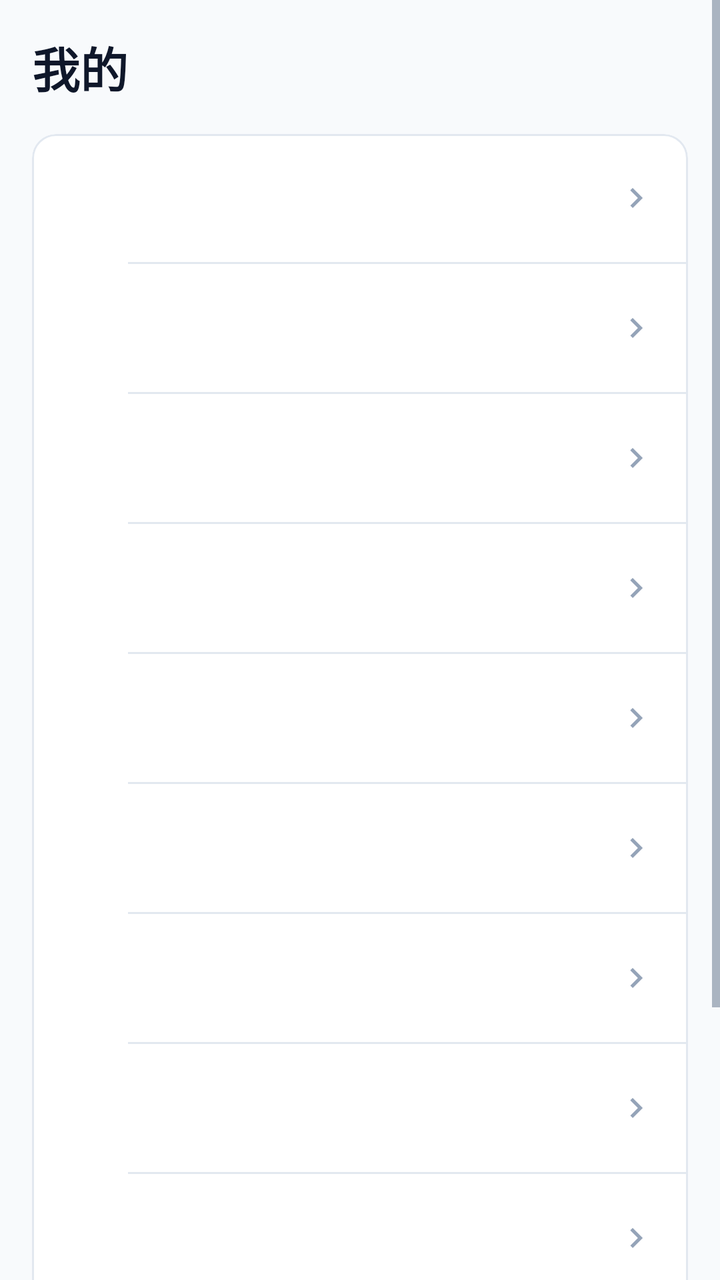
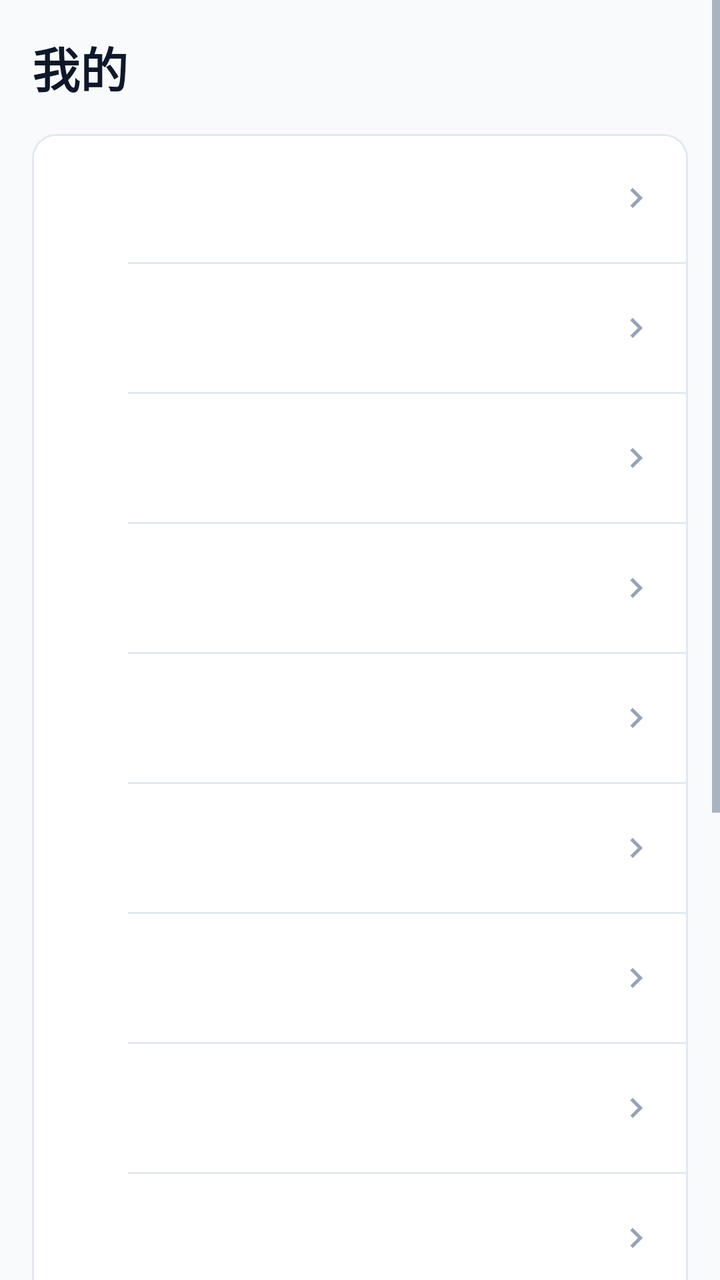

Two renders of the same Android screen: before a commit and after it. Below are the layout's source before the change and the commit's diff.
<!-- AndroidManifest.xml: application theme Theme.MinimalistBookkeeping -->
<!-- res/layout/fragment_mine.xml -->
<?xml version="1.0" encoding="utf-8"?>
<ScrollView xmlns:android="http://schemas.android.com/apk/res/android"
    xmlns:app="http://schemas.android.com/apk/res-auto"
    android:id="@+id/mineRoot"
    android:layout_width="match_parent"
    android:layout_height="match_parent"
    android:background="@color/background"
    android:clipToPadding="false"
    android:fillViewport="true">

    

    <LinearLayout
        android:layout_width="match_parent"
        android:layout_height="wrap_content"
        android:orientation="vertical"
        android:paddingStart="@dimen/page_margin"
        android:paddingTop="@dimen/spacing_lg"
        android:paddingEnd="@dimen/page_margin"
        android:paddingBottom="@dimen/spacing_xxl">

        <TextView
            android:layout_width="match_parent"
            android:layout_height="wrap_content"
            android:text="@string/mine_title"
            android:textAppearance="@style/TextAppearance.App.PageTitle" />

        <com.google.android.material.card.MaterialCardView
            style="@style/Widget.App.Card"
            android:layout_width="match_parent"
            android:layout_height="wrap_content"
            android:layout_marginTop="@dimen/spacing_lg"
            app:contentPadding="@dimen/spacing_none">

            <LinearLayout
                android:layout_width="match_parent"
                android:layout_height="wrap_content"
                android:orientation="vertical">

                <include
                    android:id="@+id/menuCategory"
                    layout="@layout/item_menu_row" />

                <View
                    style="@style/AppDivider"
                    android:layout_marginStart="@dimen/menu_divider_indent" />

                <include
                    android:id="@+id/menuAccount"
                    layout="@layout/item_menu_row" />

                <View
                    style="@style/AppDivider"
                    android:layout_marginStart="@dimen/menu_divider_indent" />

                <include
                    android:id="@+id/menuBudget"
                    layout="@layout/item_menu_row" />

                <View
                    style="@style/AppDivider"
                    android:layout_marginStart="@dimen/menu_divider_indent" />

                <include
                    android:id="@+id/menuRecurring"
                    layout="@layout/item_menu_row" />

                <View
                    style="@style/AppDivider"
                    android:layout_marginStart="@dimen/menu_divider_indent" />

                <include
                    android:id="@+id/menuAppearance"
                    layout="@layout/item_menu_row" />

                <View
                    style="@style/AppDivider"
                    android:layout_marginStart="@dimen/menu_divider_indent" />

                <include
                    android:id="@+id/menuData"
                    layout="@layout/item_menu_row" />

                <View
                    style="@style/AppDivider"
                    android:layout_marginStart="@dimen/menu_divider_indent" />

                <include
                    android:id="@+id/menuExport"
                    layout="@layout/item_menu_row" />

                <View
                    style="@style/AppDivider"
                    android:layout_marginStart="@dimen/menu_divider_indent" />

                <include
                    android:id="@+id/menuImport"
                    layout="@layout/item_menu_row" />

                <View
                    style="@style/AppDivider"
                    android:layout_marginStart="@dimen/menu_divider_indent" />

                <include
                    android:id="@+id/menuBackup"
                    layout="@layout/item_menu_row" />

                <View
                    style="@style/AppDivider"
                    android:layout_marginStart="@dimen/menu_divider_indent" />

                <include
                    android:id="@+id/menuRestore"
                    layout="@layout/item_menu_row" />

                <View
                    style="@style/AppDivider"
                    android:layout_marginStart="@dimen/menu_divider_indent" />

                <include
                    android:id="@+id/menuAbout"
                    layout="@layout/item_menu_row" />

            </LinearLayout>

        </com.google.android.material.card.MaterialCardView>

    </LinearLayout>

</ScrollView>
<!-- res/layout/item_menu_row.xml (included above) -->
<?xml version="1.0" encoding="utf-8"?>
<LinearLayout xmlns:android="http://schemas.android.com/apk/res/android"
    xmlns:app="http://schemas.android.com/apk/res-auto"
    style="@style/AppMenuRow">

    

    <ImageView
        android:id="@+id/menuIcon"
        android:layout_width="@dimen/icon_size_sm"
        android:layout_height="@dimen/icon_size_sm"
        android:importantForAccessibility="no"
        app:tint="@color/text_secondary" />

    <LinearLayout
        android:layout_width="0dp"
        android:layout_height="wrap_content"
        android:layout_marginStart="@dimen/spacing_md"
        android:layout_weight="1"
        android:orientation="vertical">

        <TextView
            android:id="@+id/menuTitle"
            android:layout_width="match_parent"
            android:layout_height="wrap_content"
            android:maxLines="1"
            android:textAppearance="@style/TextAppearance.App.Body" />

        <TextView
            android:id="@+id/menuSubtitle"
            android:layout_width="match_parent"
            android:layout_height="wrap_content"
            android:layout_marginTop="@dimen/spacing_xxs"
            android:maxLines="1"
            android:textAppearance="@style/TextAppearance.App.Caption" />

    </LinearLayout>

    <ImageView
        android:layout_width="@dimen/icon_size_sm"
        android:layout_height="@dimen/icon_size_sm"
        android:importantForAccessibility="no"
        android:src="@drawable/ic_chevron_right"
        app:tint="@color/text_tertiary" />

</LinearLayout>
<!-- resources referenced by this layout -->
<resources>
  <color name="background">#F8FAFC</color>
  <color name="text_secondary">#64748B</color>
  <color name="text_tertiary">#94A3B8</color>
  <dimen name="icon_size_sm">20dp</dimen>
  <dimen name="menu_divider_indent">48dp</dimen>
  <dimen name="page_margin">16dp</dimen>
  <dimen name="spacing_lg">16dp</dimen>
  <dimen name="spacing_md">12dp</dimen>
  <dimen name="spacing_none">0dp</dimen>
  <dimen name="spacing_xxl">32dp</dimen>
  <dimen name="spacing_xxs">2dp</dimen>
  <!-- drawable ic_chevron_right (drawable) -->
  <vector xmlns:android="http://schemas.android.com/apk/res/android"
      android:width="24dp"
      android:height="24dp"
      android:viewportWidth="24"
      android:viewportHeight="24">
      <path
          android:fillColor="@android:color/white"
          android:pathData="M10,6L8.59,7.41 13.17,12l-4.58,4.59L10,18l6,-6z" />
  </vector>
  <string name="mine_title">我的</string>
  <style name="AppDivider">
          <item name="android:layout_width">match_parent</item>
          <item name="android:layout_height">@dimen/divider_height</item>
          <item name="android:background">@color/divider</item>
      </style>
  <style name="TextAppearance.App.Body" parent="TextAppearance.Material3.BodyLarge">
          <item name="android:textSize">@dimen/font_body</item>
          <item name="android:textColor">@color/text_primary</item>
      </style>
  <style name="TextAppearance.App.Caption" parent="TextAppearance.Material3.LabelSmall">
          <item name="android:textSize">@dimen/font_caption</item>
          <item name="android:textColor">@color/text_tertiary</item>
      </style>
  <style name="TextAppearance.App.PageTitle" parent="TextAppearance.Material3.TitleLarge">
          <item name="android:textSize">@dimen/font_page_title</item>
          <item name="android:textColor">@color/text_primary</item>
          <item name="android:textStyle">bold</item>
      </style>
  <style name="Theme.MinimalistBookkeeping" parent="Base.Theme.MinimalistBookkeeping" />
  <dimen name="divider_height">1dp</dimen>
  <color name="divider">#E2E8F0</color>
  <dimen name="menu_item_min_height">56dp</dimen>
  <dimen name="font_body">16sp</dimen>
  <color name="text_primary">#0F172A</color>
  <dimen name="font_caption">12sp</dimen>
  <dimen name="font_page_title">24sp</dimen>
  <color name="surface">#FFFFFF</color>
  <dimen name="radius_md">12dp</dimen>
  <dimen name="stroke_width">1dp</dimen>
  <style name="Base.Theme.MinimalistBookkeeping" parent="Base.V1.Theme.MinimalistBookkeeping">
          <item name="android:windowLightStatusBar" tools:targetApi="m">true</item>
          <item name="android:windowLightNavigationBar" tools:targetApi="o_mr1">true</item>
      </style>
  <color name="primary">#2563EB</color>
  <color name="text_on_primary">#FFFFFF</color>
  <color name="primary_light">#DBEAFE</color>
  <color name="primary_dark">#1D4ED8</color>
  <color name="surface_subtle">#F1F5F9</color>
  <color name="danger">#EF4444</color>
  <style name="TextAppearance.App.Display" parent="TextAppearance.Material3.DisplaySmall">
          <item name="android:textSize">@dimen/font_display</item>
          <item name="android:textColor">@color/text_primary</item>
          <item name="android:textStyle">bold</item>
      </style>
  <style name="TextAppearance.App.SectionTitle" parent="TextAppearance.Material3.TitleMedium">
          <item name="android:textSize">@dimen/font_section_title</item>
          <item name="android:textColor">@color/text_primary</item>
          <item name="android:textStyle">bold</item>
      </style>
  <style name="TextAppearance.App.Secondary" parent="TextAppearance.Material3.BodyMedium">
          <item name="android:textSize">@dimen/font_secondary</item>
          <item name="android:textColor">@color/text_secondary</item>
      </style>
  <dimen name="font_display">32sp</dimen>
  <dimen name="font_section_title">18sp</dimen>
  <dimen name="font_secondary">14sp</dimen>
  <!-- unchanged entries left out for length: 3 -->
</resources>

<!-- the commit's change to res/layout/fragment_mine.xml (unified diff, before → after) -->
@@ -57,6 +57,31 @@
                     android:id="@+id/menuBudget"
                     layout="@layout/item_menu_row" />
 
+                
+                <View
+                    style="@style/AppDivider"
+                    android:layout_marginStart="@dimen/menu_divider_indent" />
+
+                <include
+                    android:id="@+id/menuSync"
+                    layout="@layout/item_menu_row" />
+
+                <View
+                    style="@style/AppDivider"
+                    android:layout_marginStart="@dimen/menu_divider_indent" />
+
+                <include
+                    android:id="@+id/menuSyncCenter"
+                    layout="@layout/item_menu_row" />
+
+                <View
+                    style="@style/AppDivider"
+                    android:layout_marginStart="@dimen/menu_divider_indent" />
+
+                <include
+                    android:id="@+id/menuDevice"
+                    layout="@layout/item_menu_row" />
+
                 <View
                     style="@style/AppDivider"
                     android:layout_marginStart="@dimen/menu_divider_indent" />
